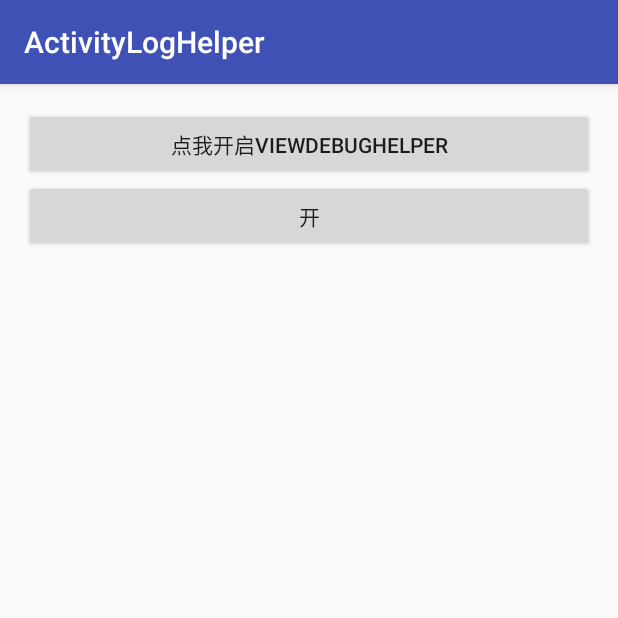
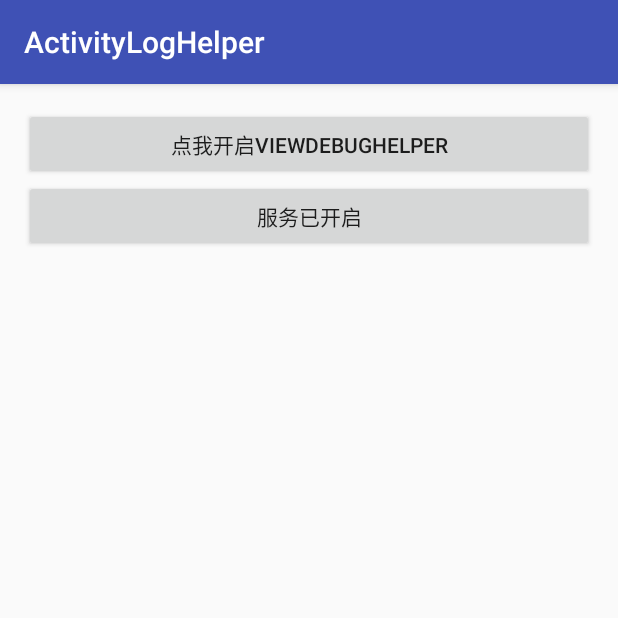
Before and after one commit to yrickwong/ActivityLogHelper, an Android app: the screen it shows after launch (MainActivity), after a tap on "点我开启VIEWDEBUGHELPER", on a phone screen of 412 x 824 dp, the top half of it. Run offline under Robolectric (Android 15) with nearby library versions, the phone set to English and light mode, and no system bars; our stand-ins replace ButterKnife.

Commit message:
change:优化代码,防止创建多次创建

```diff
--- a/activityloghelper/src/main/java/com/example/administrator/activityloghelper/MainActivity.java
+++ b/activityloghelper/src/main/java/com/example/administrator/activityloghelper/MainActivity.java
@@ -73,10 +73,14 @@ public class MainActivity extends AppCompatActivity implements View.OnClickListe
     }
 
     private void openWindow() {
-        if (Build.VERSION.SDK_INT >= Build.VERSION_CODES.M) {
-            requestAlertWindowPermission();
-        } else {
-            WindowUtils.showWindow(this);
+        if(!WindowUtils.isWindowShowing()){
+            if (Build.VERSION.SDK_INT >= Build.VERSION_CODES.M) {
+                requestAlertWindowPermission();
+            } else {
+                WindowUtils.showWindow(this);
+            }
+        }else {
+            Toast.makeText(this, "窗口已经启动过了!", Toast.LENGTH_SHORT).show();
         }
     }
 
--- a/activityloghelper/src/main/java/com/example/administrator/activityloghelper/WindowUtils.java
+++ b/activityloghelper/src/main/java/com/example/administrator/activityloghelper/WindowUtils.java
@@ -29,12 +29,14 @@ public class WindowUtils {
         params.y = screenHeight / 2;//初始化位置在屏幕中心
         mFloatWindow.setParams(params);
         windowManager.addView(mView, params);
+        mFloatWindow.setShowing(true);
     }
 
     public static void hideWindow(Context context) {
         Context appContext = context.getApplicationContext();
         WindowManager windowManager = (WindowManager) appContext.getSystemService(Context.WINDOW_SERVICE);
         windowManager.removeView(mFloatWindow);
+        mFloatWindow.setShowing(false);
     }
 
 
@@ -45,4 +47,11 @@ public class WindowUtils {
         return mFloatWindow;
     }
 
+    public static boolean isWindowShowing(){
+        if(mFloatWindow==null){
+            return false;
+        }
+        return mFloatWindow.isShowing();
+    }
+
 }
--- a/activityloghelper/src/main/res/values/strings.xml
+++ b/activityloghelper/src/main/res/values/strings.xml
@@ -1,6 +1,6 @@
 <resources>
     <string name="app_name">ActivityLogHelper</string>
     <string name="action_settings">Settings</string>
-    <string name="service_off">关</string>
-    <string name="service_on">开</string>
+    <string name="service_off">服务已关闭</string>
+    <string name="service_on">服务已开启</string>
 </resources>
```
Also changed, not shown: activityloghelper/src/main/java/com/example/administrator/activityloghelper/FloatWindowView.java (+8 -0 lines).
